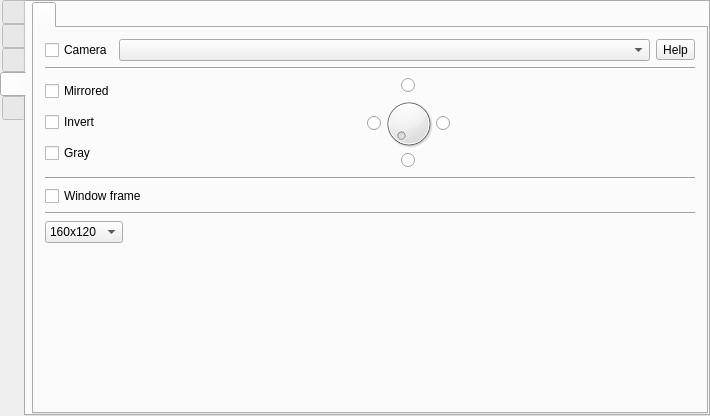
Above: src/formMainWindow.ui from vkohaupt/vokoscreenNG before the change. Below: the same form after it.
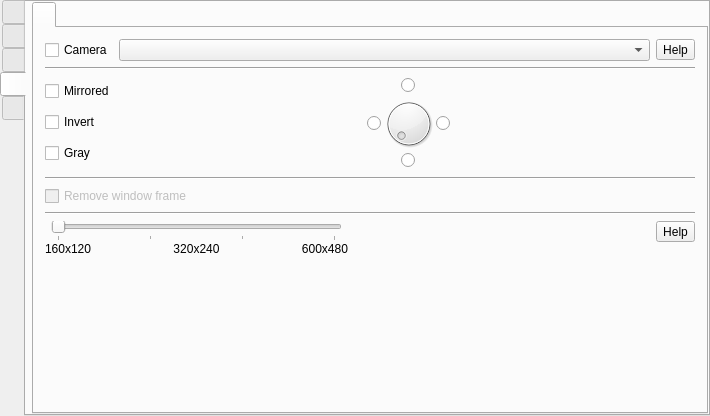
That is the form after the change. The open tabs and pages were chosen to show the change. Icons and pictures are not drawn.

Commit message: camera settings

The edit to the form file:
```diff
--- a/src/formMainWindow.ui
+++ b/src/formMainWindow.ui
@@ -613,8 +613,8 @@
                      <rect>
                       <x>0</x>
                       <y>0</y>
-                      <width>535</width>
-                      <height>82</height>
+                      <width>100</width>
+                      <height>30</height>
                      </rect>
                     </property>
                     <layout class="QVBoxLayout" name="verticalLayoutAudioDevices">
@@ -1785,8 +1785,8 @@
                   <rect>
                    <x>0</x>
                    <y>0</y>
-                   <width>361</width>
-                   <height>299</height>
+                   <width>96</width>
+                   <height>96</height>
                   </rect>
                  </property>
                  <layout class="QGridLayout" name="gridLayoutAvailable">
@@ -2686,8 +2686,11 @@
              <layout class="QHBoxLayout" name="horizontalLayout_42">
               <item>
                <widget class="QCheckBox" name="checkBoxCameraWindowFrame">
+                <property name="enabled">
+                 <bool>false</bool>
+                </property>
                 <property name="text">
-                 <string>Window frame</string>
+                 <string>Remove window frame</string>
                 </property>
                </widget>
               </item>
@@ -2701,28 +2704,99 @@
              </widget>
             </item>
             <item>
-             <layout class="QHBoxLayout" name="horizontalLayout_46">
-              <item>
-               <widget class="QComboBox" name="comboBox">
+             <layout class="QGridLayout" name="gridLayout_10" rowstretch="0,0" columnstretch="0,0,0">
+              <property name="verticalSpacing">
+               <number>0</number>
+              </property>
+              <item row="0" column="0">
+               <layout class="QHBoxLayout" name="horizontalLayout_45" stretch="0,1,0">
                 <item>
-                 <property name="text">
-                  <string>160x120</string>
-                 </property>
+                 <widget class="QFrame" name="frame_5">
+                  <property name="frameShape">
+                   <enum>QFrame::StyledPanel</enum>
+                  </property>
+                  <property name="frameShadow">
+                   <enum>QFrame::Raised</enum>
+                  </property>
+                 </widget>
                 </item>
                 <item>
-                 <property name="text">
-                  <string>320x240</string>
-                 </property>
+                 <widget class="QSlider" name="sliderCameraWindowSize">
+                  <property name="minimum">
+                   <number>0</number>
+                  </property>
+                  <property name="maximum">
+                   <number>3</number>
+                  </property>
+                  <property name="pageStep">
+                   <number>1</number>
+                  </property>
+                  <property name="value">
+                   <number>0</number>
+                  </property>
+                  <property name="orientation">
+                   <enum>Qt::Horizontal</enum>
+                  </property>
+                  <property name="tickPosition">
+                   <enum>QSlider::TicksBelow</enum>
+                  </property>
+                  <property name="tickInterval">
+                   <number>1</number>
+                  </property>
+                 </widget>
                 </item>
                 <item>
-                 <property name="text">
-                  <string>640x480</string>
-                 </property>
+                 <widget class="QFrame" name="frame_6">
+                  <property name="frameShape">
+                   <enum>QFrame::StyledPanel</enum>
+                  </property>
+                  <property name="frameShadow">
+                   <enum>QFrame::Raised</enum>
+                  </property>
+                 </widget>
                 </item>
+               </layout>
+              </item>
+              <item row="0" column="2">
+               <widget class="QToolButton" name="help_camera_windowsize">
+                <property name="text">
+                 <string notr="true">Help</string>
+                </property>
                </widget>
               </item>
-              <item>
-               <spacer name="horizontalSpacer_20">
+              <item row="1" column="0">
+               <layout class="QHBoxLayout" name="horizontalLayout_44">
+                <item>
+                 <widget class="QLabel" name="label_24">
+                  <property name="text">
+                   <string>160x120</string>
+                  </property>
+                 </widget>
+                </item>
+                <item>
+                 <widget class="QLabel" name="label_25">
+                  <property name="text">
+                   <string>320x240</string>
+                  </property>
+                  <property name="alignment">
+                   <set>Qt::AlignCenter</set>
+                  </property>
+                 </widget>
+                </item>
+                <item>
+                 <widget class="QLabel" name="label_26">
+                  <property name="text">
+                   <string>600x480</string>
+                  </property>
+                  <property name="alignment">
+                   <set>Qt::AlignRight|Qt::AlignTrailing|Qt::AlignVCenter</set>
+                  </property>
+                 </widget>
+                </item>
+               </layout>
+              </item>
+              <item row="0" column="1">
+               <spacer name="horizontalSpacer_24">
                 <property name="orientation">
                  <enum>Qt::Horizontal</enum>
                 </property>
```
The commit also changes 16 other files.
